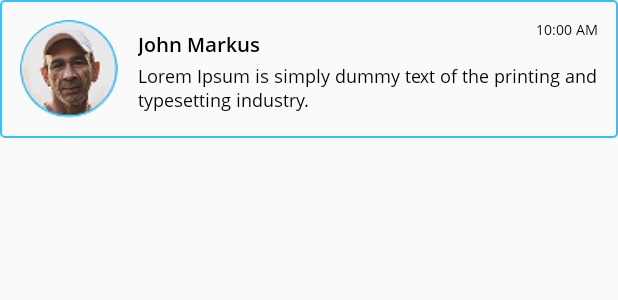
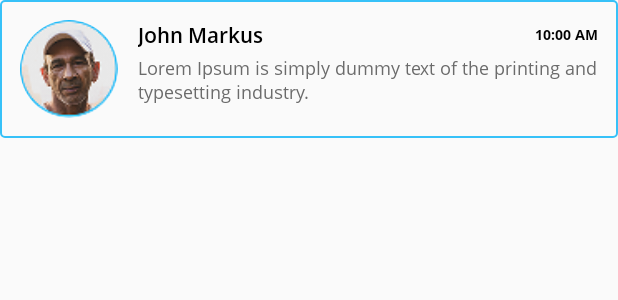
Before and after one commit to pardeep-123/Fluffies, an Android app: the layout item_notification.xml on its own in the app's theme, with its tools: preview values and no code run, on a phone screen of 412 x 824 dp. Shown: the top 300 px of the screen. Run offline under Robolectric (Android 15) with nearby library versions, the phone set to English and light mode, and no system bars; plain views replace RoundedImageView.

Commit message:
testing done by malvika mam

```diff
--- a/app/src/main/res/layout/item_notification.xml
+++ b/app/src/main/res/layout/item_notification.xml
@@ -36,11 +36,12 @@
                     android:layout_width="wrap_content"
                     android:layout_height="wrap_content"
                     android:layout_alignParentStart="true"
-                    android:layout_marginTop="@dimen/_5sdp"
+                    android:layout_centerVertical="true"
                     android:layout_toStartOf="@id/tvDate"
+                    android:fontFamily="@font/opensans_bold"
                     android:lines="1"
                     android:text="John Markus"
-                    android:textSize="@dimen/_10sdp" />
+                    android:textSize="@dimen/_11sdp" />
 
 
                 <TextView
@@ -49,6 +50,8 @@
                     android:layout_width="wrap_content"
                     android:layout_height="wrap_content"
                     android:layout_alignParentEnd="true"
+                    android:layout_centerVertical="true"
+                    android:fontFamily="@font/opensans_bold"
                     android:lines="1"
                     android:text="10:00 AM"
                     android:textColor="@color/black"
@@ -64,6 +67,7 @@
                 android:layout_height="wrap_content"
                 android:layout_marginTop="@dimen/_3sdp"
                 android:text="Lorem Ipsum is simply dummy text of the printing and typesetting industry."
+                android:textColor="@color/grey"
                 android:textSize="@dimen/_9sdp" />
 
 
```
